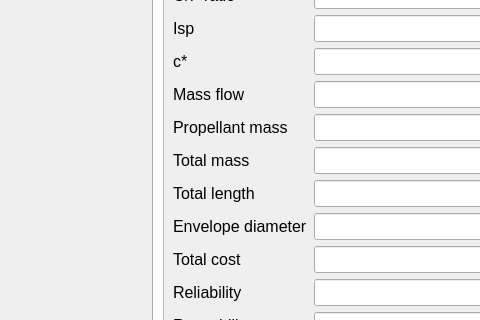
Above: GUI.ui from casruks/CDP-LRE-Integrated-Design-Model before the change; both pictures show x 723 to 1203 and y 151 to 471 of the 1316 by 668 pixel window. Below: the same form after it.
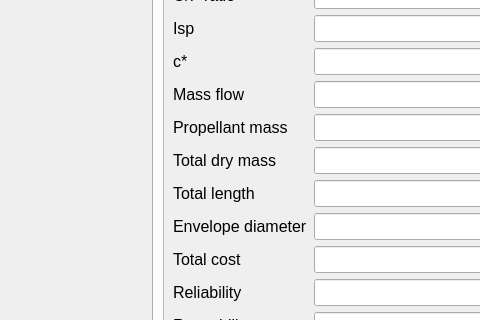
That is the form after the change. Icons and pictures are not drawn. Custom widgets are drawn as their Qt base class.

```diff
--- a/GUI.ui
+++ b/GUI.ui
@@ -2314,8 +2314,8 @@
               <rect>
                <x>0</x>
                <y>0</y>
-               <width>368</width>
-               <height>462</height>
+               <width>393</width>
+               <height>443</height>
               </rect>
              </property>
              <layout class="QGridLayout" name="gridLayout">
@@ -2399,7 +2399,7 @@
               <item row="5" column="0">
                <widget class="QLabel" name="label_mass">
                 <property name="text">
-                 <string>Total mass</string>
+                 <string>Total dry mass</string>
                 </property>
                </widget>
               </item>
```
Left out of the diff: 62 changed lines with no effect on the pictures.
